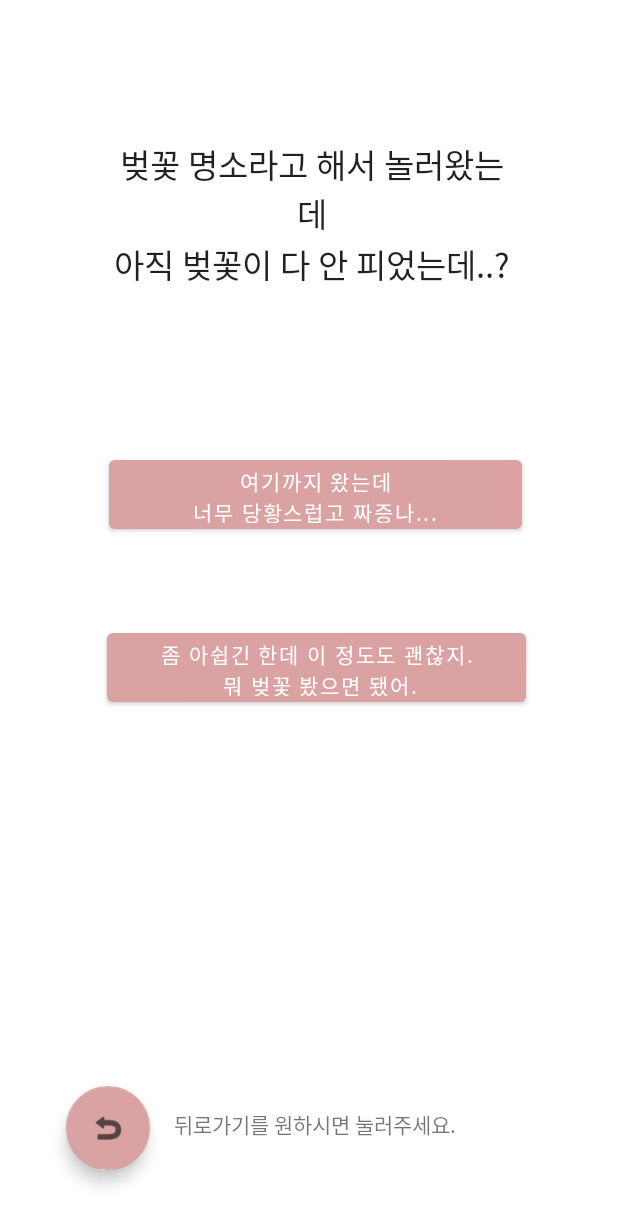
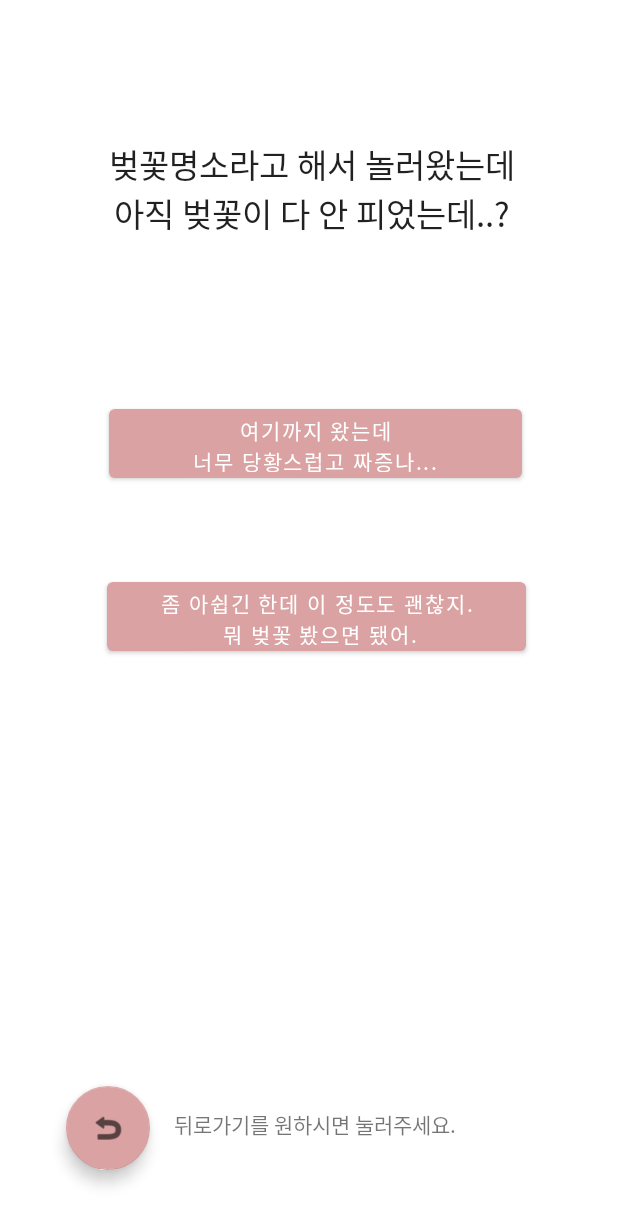
Before and after one commit to ChoiMong9/KnowingMbti, an Android app: the test12 screen opened directly, with no data from a screen before it, on a phone screen of 412 x 824 dp. Shown: the top 1225 px of the screen. Run offline under Robolectric (Android 15) with nearby library versions, the phone set to English and light mode, and no system bars.

Commit message:
코딩_개나리 잘 맞는 유형 수정

```diff
--- a/app/src/main/java/com/example/knowingmbtiflower/result_main.kt
+++ b/app/src/main/java/com/example/knowingmbtiflower/result_main.kt
@@ -84,8 +84,8 @@ class result_main : AppCompatActivity() {
             MyImage.setImageResource(R.drawable.isfj)
             flowerName.text="개나리"
             flowerText.text="꽃말 : 희망, 기대, 깊은 정, 달성\n따사로운 개나리와 같이 따뜻한 마음씨를 가졌어요.\n공감 능력이 뛰어나며 안정과 평온을 중시해요.\n하지만 개나리의 줄기 속이 비어 있듯이 본인의 속내를 잘 드러내진 않아요.\n참고 참다 크게 터질 수 있으니 평소에 감정을 너무 억압하진 않는 게 좋겠어요.\n끈기 있고 성실하며 목표가 옳은 일이라면 그 목표를 달성하기 위해 열정적으로 행동하는 편이에요."
-            flowerGood.setImageResource(R.drawable.esfp)
-            goodName.text="히어리"
+            flowerGood.setImageResource(R.drawable.estp)
+            goodName.text="만리화"
             flowerBad.setImageResource(R.drawable.enfp)
             badName.text="동백"
         }
--- a/app/src/main/res/values/strings.xml
+++ b/app/src/main/res/values/strings.xml
@@ -33,7 +33,7 @@
     <string name="test_11_Q">화분에 물을 주는 방식은?</string>
     <string name="test_11_A1">물 주는 때를 정해서\n딱 맞춰서 줘야지.</string>
     <string name="test_11_A2">그냥 생각날 때, 흙이 마른 것 같을 때</string>
-    <string name="test_12_Q">벚꽃 명소라고 해서 놀러왔는데\n아직 벚꽃이 다 안 피었는데..?</string>
+    <string name="test_12_Q">벚꽃명소라고 해서 놀러왔는데\n아직 벚꽃이 다 안 피었는데..?</string>
     <string name="test_12_A1">여기까지 왔는데\n너무 당황스럽고 짜증나...</string>
     <string name="test_12_A2">좀 아쉽긴 한데 이 정도도 괜찮지.\n 뭐 벚꽃 봤으면 됐어.</string>
 
```
Also changed, not shown: gradle/wrapper/gradle-wrapper.properties.
